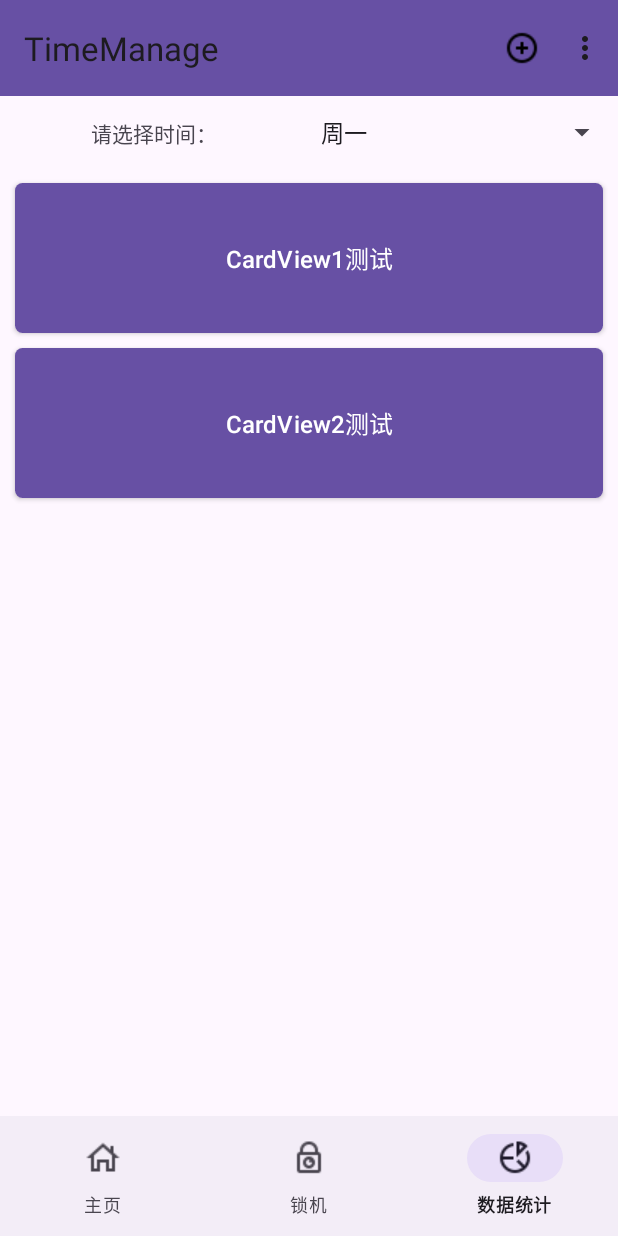
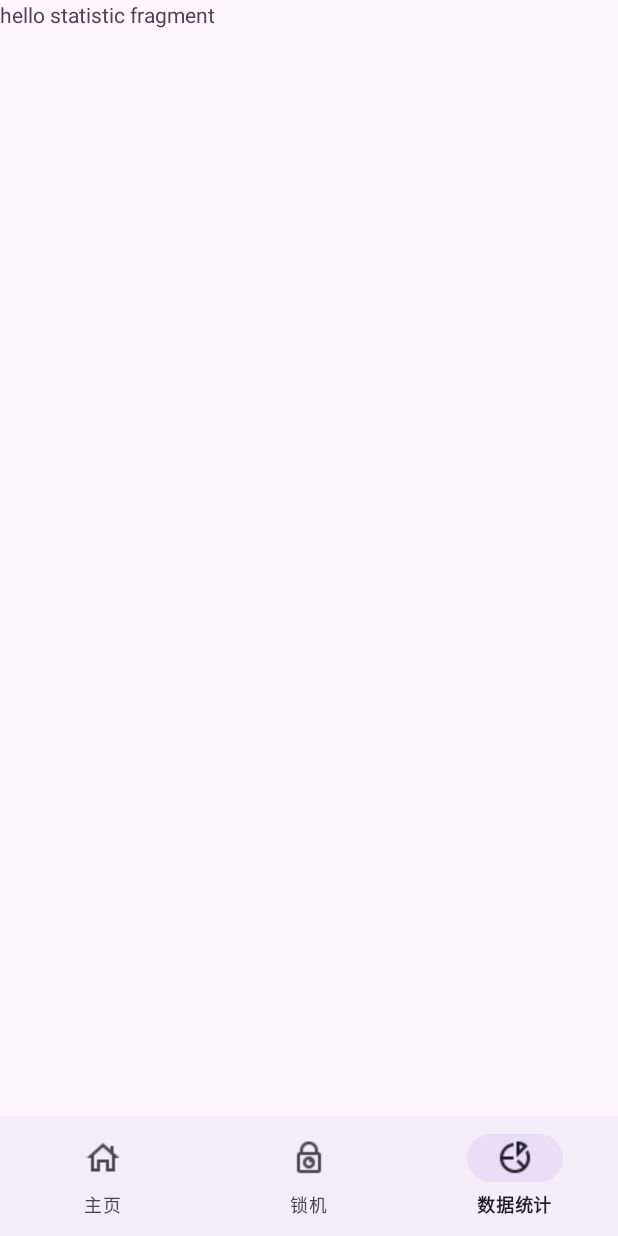
Before and after one commit to xv2ccx2/TimeManagement, an Android app: the screen it shows after launch (MainActivity), item 3 of the bottom bar chosen, on a phone screen of 412 x 824 dp. Run offline under Robolectric (Android 15) with nearby library versions, the phone set to English and light mode, and no system bars.

Commit message:
加入了fragemnt

```diff
--- /dev/null
+++ b/app/src/main/java/com/example/timemanage/LockFragment.java
@@ -0,0 +1,64 @@
+package com.example.timemanage;
+
+import android.os.Bundle;
+
+import androidx.fragment.app.Fragment;
+
+import android.view.LayoutInflater;
+import android.view.View;
+import android.view.ViewGroup;
+
+/**
+ * A simple {@link Fragment} subclass.
+ * Use the {@link LockFragment#newInstance} factory method to
+ * create an instance of this fragment.
+ */
+public class LockFragment extends Fragment {
+
+    // TODO: Rename parameter arguments, choose names that match
+    // the fragment initialization parameters, e.g. ARG_ITEM_NUMBER
+    private static final String ARG_PARAM1 = "param1";
+    private static final String ARG_PARAM2 = "param2";
+
+    // TODO: Rename and change types of parameters
+    private String mParam1;
+    private String mParam2;
+
+    public LockFragment() {
+        // Required empty public constructor
+    }
+
+    /**
+     * Use this factory method to create a new instance of
+     * this fragment using the provided parameters.
+     *
+     * @param param1 Parameter 1.
+     * @param param2 Parameter 2.
+     * @return A new instance of fragment LockFragment.
+     */
+    // TODO: Rename and change types and number of parameters
+    public static LockFragment newInstance(String param1, String param2) {
+        LockFragment fragment = new LockFragment();
+        Bundle args = new Bundle();
+        args.putString(ARG_PARAM1, param1);
+        args.putString(ARG_PARAM2, param2);
+        fragment.setArguments(args);
+        return fragment;
+    }
+
+    @Override
+    public void onCreate(Bundle savedInstanceState) {
+        super.onCreate(savedInstanceState);
+        if (getArguments() != null) {
+            mParam1 = getArguments().getString(ARG_PARAM1);
+            mParam2 = getArguments().getString(ARG_PARAM2);
+        }
+    }
+
+    @Override
+    public View onCreateView(LayoutInflater inflater, ViewGroup container,
+                             Bundle savedInstanceState) {
+        // Inflate the layout for this fragment
+        return inflater.inflate(R.layout.fragment_lock, container, false);
+    }
+}
--- a/app/src/main/java/com/example/timemanage/MainActivity.java
+++ b/app/src/main/java/com/example/timemanage/MainActivity.java
@@ -1,9 +1,11 @@
 package com.example.timemanage;
 
+import androidx.annotation.NonNull;
 import androidx.appcompat.app.AlertDialog;
 import androidx.appcompat.app.AppCompatActivity;
 
 import android.content.DialogInterface;
+import android.content.Intent;
 import android.os.Bundle;
 import android.view.LayoutInflater;
 import android.view.Menu;
@@ -13,10 +15,21 @@ import android.widget.ArrayAdapter;
 import android.widget.Spinner;
 import android.widget.Toast;
 import androidx.appcompat.widget.Toolbar;
+import androidx.fragment.app.Fragment;
+import androidx.fragment.app.FragmentManager;
+import androidx.fragment.app.FragmentTransaction;
+
+import com.google.android.material.bottomnavigation.BottomNavigationItemView;
+import com.google.android.material.bottomnavigation.BottomNavigationView;
+import com.google.android.material.navigation.NavigationBarView;
 
 import java.util.ArrayList;
+import java.util.zip.Inflater;
 
 public class MainActivity extends AppCompatActivity {
+    private Fragment fragment_main;
+    private Fragment fragment_lock;
+    private Fragment fragment_statistic;
     public void createAddDialog() {
         //创建 一个提示对话框的构造者对象
         AlertDialog.Builder builder = new AlertDialog.Builder(this);
@@ -86,21 +99,33 @@ public class MainActivity extends AppCompatActivity {
     protected void onCreate(Bundle savedInstanceState) {
         super.onCreate(savedInstanceState);
         setContentView(R.layout.activity_main);
-        Toolbar toolbar = (Toolbar) findViewById(R.id.toolbar);
-        setSupportActionBar(toolbar);
-        Spinner spinner = (Spinner) findViewById(R.id.spinner);
-        ArrayList<String> arrayList = new ArrayList<>();
-        arrayList.add("周一");
-        arrayList.add("周二");
-        arrayList.add("周三");
-        arrayList.add("周四");
-        arrayList.add("周五");
-        arrayList.add("周六");
-        arrayList.add("周日");
-        ArrayAdapter<String> arrayAdapter = new ArrayAdapter<>(this, androidx.appcompat.R.layout.support_simple_spinner_dropdown_item,arrayList);
-        spinner.setAdapter(arrayAdapter);
-
-
+        FragmentManager fragmentManager = getSupportFragmentManager();
+        FragmentTransaction fragmentTransaction = fragmentManager.beginTransaction();
+        fragment_main = new MainFragment();
+        fragment_lock = new LockFragment();
+        fragment_statistic = new StatisticFragment();
+        fragmentTransaction.add(R.id.fragment_layout,fragment_main);
+        fragmentTransaction.commit();
+        BottomNavigationView bottomNavigationItemView = findViewById(R.id.bottomnavigation);
+        bottomNavigationItemView.setOnItemSelectedListener(new NavigationBarView.OnItemSelectedListener() {
+            @Override
+            public boolean onNavigationItemSelected(@NonNull MenuItem menuItem) {
+                FragmentTransaction fragmentTransaction = getSupportFragmentManager().beginTransaction();
+                switch (menuItem.getItemId()){
+                    case R.id.item_tab1:
+                        fragmentTransaction.replace(R.id.fragment_layout,  fragment_main);
+                        break;
+                    case R.id.item_tab2:
+                        fragmentTransaction.replace(R.id.fragment_layout, fragment_lock);
+                        break;
+                    case R.id.item_tab3:
+                        fragmentTransaction.replace(R.id.fragment_layout, fragment_statistic);
+                        break;
+                }
+                fragmentTransaction.commit();
+                return true;
+            }
+        });
 
     }
 
--- /dev/null
+++ b/app/src/main/java/com/example/timemanage/MainFragment.java
@@ -0,0 +1,72 @@
+package com.example.timemanage;
+
+import android.os.Bundle;
+
+import androidx.fragment.app.Fragment;
+
+import android.view.LayoutInflater;
+import android.view.View;
+import android.view.ViewGroup;
+import android.widget.ArrayAdapter;
+import android.widget.Spinner;
+
+import java.util.ArrayList;
+import java.util.zip.Inflater;
+
+/**
+ * A simple {@link Fragment} subclass.
+ * Use the {@link MainFragment#newInstance} factory method to
+ * create an instance of this fragment.
+ */
+public class MainFragment extends Fragment {
+
+    // TODO: Rename parameter arguments, choose names that match
+    // the fragment initialization parameters, e.g. ARG_ITEM_NUMBER
+    private static final String ARG_PARAM1 = "param1";
+    private static final String ARG_PARAM2 = "param2";
+
+    // TODO: Rename and change types of parameters
+    private String mParam1;
+    private String mParam2;
+
+    private View root;
+    private Spinner spinner;
+
+    public MainFragment() {
+        // Required empty public constructor
+    }
+
+    /**
+     * Use this factory method to create a new instance of
+     * this fragment using the provided parameters.
+     *
+     * @param param1 Parameter 1.
+     * @param param2 Parameter 2.
+     * @return A new instance of fragment MainFragment.
+     */
+    // TODO: Rename and change types and number of parameters
+    public static MainFragment newInstance(String param1, String param2) {
+        MainFragment fragment = new MainFragment();
+        Bundle args = new Bundle();
+        args.putString(ARG_PARAM1, param1);
+        args.putString(ARG_PARAM2, param2);
+        fragment.setArguments(args);
+        return fragment;
+    }
+
+    @Override
+    public void onCreate(Bundle savedInstanceState) {
+        super.onCreate(savedInstanceState);
+        if (getArguments() != null) {
+            mParam1 = getArguments().getString(ARG_PARAM1);
+            mParam2 = getArguments().getString(ARG_PARAM2);
+        }
+    }
+
+    @Override
+    public View onCreateView(LayoutInflater inflater, ViewGroup container,
+                             Bundle savedInstanceState) {
+        return inflater.inflate(R.layout.fragment_main, container, false);
+
+    }
+}
--- /dev/null
+++ b/app/src/main/java/com/example/timemanage/StatisticFragment.java
@@ -0,0 +1,64 @@
+package com.example.timemanage;
+
+import android.os.Bundle;
+
+import androidx.fragment.app.Fragment;
+
+import android.view.LayoutInflater;
+import android.view.View;
+import android.view.ViewGroup;
+
+/**
+ * A simple {@link Fragment} subclass.
+ * Use the {@link StatisticFragment#newInstance} factory method to
+ * create an instance of this fragment.
+ */
+public class StatisticFragment extends Fragment {
+
+    // TODO: Rename parameter arguments, choose names that match
+    // the fragment initialization parameters, e.g. ARG_ITEM_NUMBER
+    private static final String ARG_PARAM1 = "param1";
+    private static final String ARG_PARAM2 = "param2";
+
+    // TODO: Rename and change types of parameters
+    private String mParam1;
+    private String mParam2;
+
+    public StatisticFragment() {
+        // Required empty public constructor
+    }
+
+    /**
+     * Use this factory method to create a new instance of
+     * this fragment using the provided parameters.
+     *
+     * @param param1 Parameter 1.
+     * @param param2 Parameter 2.
+     * @return A new instance of fragment StatisticFragment.
+     */
+    // TODO: Rename and change types and number of parameters
+    public static StatisticFragment newInstance(String param1, String param2) {
+        StatisticFragment fragment = new StatisticFragment();
+        Bundle args = new Bundle();
+        args.putString(ARG_PARAM1, param1);
+        args.putString(ARG_PARAM2, param2);
+        fragment.setArguments(args);
+        return fragment;
+    }
+
+    @Override
+    public void onCreate(Bundle savedInstanceState) {
+        super.onCreate(savedInstanceState);
+        if (getArguments() != null) {
+            mParam1 = getArguments().getString(ARG_PARAM1);
+            mParam2 = getArguments().getString(ARG_PARAM2);
+        }
+    }
+
+    @Override
+    public View onCreateView(LayoutInflater inflater, ViewGroup container,
+                             Bundle savedInstanceState) {
+        // Inflate the layout for this fragment
+        return inflater.inflate(R.layout.fragment_statistic, container, false);
+    }
+}
--- a/app/src/main/res/layout/activity_main.xml
+++ b/app/src/main/res/layout/activity_main.xml
@@ -6,91 +6,15 @@
     android:layout_height="match_parent"
     android:orientation="vertical"
     tools:context=".MainActivity">
-
-    <androidx.appcompat.widget.Toolbar
-        android:id="@+id/toolbar"
+    <FrameLayout
         android:layout_width="match_parent"
         android:layout_height="wrap_content"
-        app:title=""
-        android:background="?attr/colorPrimary"
-        android:minHeight="?attr/actionBarSize"
-        android:theme="?attr/actionBarTheme"
-        app:menu="@menu/toolbar_menu"
-        app:popupTheme="@style/OverflowMenuStyle"
-        >
-    </androidx.appcompat.widget.Toolbar>
-
-    <LinearLayout
-        android:layout_width="match_parent"
-        android:layout_height="wrap_content"
-        android:orientation="horizontal"
-        >
-        <TextView
-            android:layout_width="0dp"
-            android:layout_weight="1"
-            android:layout_height="wrap_content"
-            android:gravity="center"
-            android:text="请选择时间："
-            />
-        <Spinner
-            android:id="@+id/spinner"
-            android:layout_width="0dp"
-            android:layout_weight="1"
-            android:layout_height="wrap_content"
-            />
-    </LinearLayout>
-
-
+        android:id="@+id/fragment_layout"
+        />
 
     <RelativeLayout
         android:layout_width="match_parent"
         android:layout_height="match_parent">
-        <androidx.cardview.widget.CardView
-            android:id="@+id/card_view_one"
-            android:layout_width="match_parent"
-            android:layout_height="100dp"
-            android:layout_gravity="center"
-            android:layout_marginLeft="10dp"
-            android:layout_marginRight="10dp"
-            android:layout_marginTop="10dp"
-            app:cardCornerRadius="5dp"
-            >
-            <Button
-                android:id="@+id/info_text_one"
-                android:layout_width="match_parent"
-                android:layout_height="match_parent"
-                android:gravity="center"
-                android:text="CardView1测试"
-                android:background="#7CCD7C"
-                android:textSize="16sp" />
-        </androidx.cardview.widget.CardView>
-        <androidx.cardview.widget.CardView
-            android:id="@+id/card_view_two"
-            android:layout_width="match_parent"
-            android:layout_height="100dp"
-            android:layout_gravity="center"
-            android:layout_marginLeft="10dp"
-            android:layout_marginRight="10dp"
-            android:layout_marginTop="10dp"
-            android:layout_below="@id/card_view_one"
-            app:cardCornerRadius="5dp"
-            >
-            <Button
-                android:id="@+id/info_text_two"
-                android:layout_width="match_parent"
-                android:layout_height="match_parent"
-                android:gravity="center"
-                android:text="CardView2测试"
-                android:background="#7CCD7C"
-                android:textSize="16sp" />
-        </androidx.cardview.widget.CardView>
-
-
-
-
-
-
-
         <com.google.android.material.bottomnavigation.BottomNavigationView
             android:id="@+id/bottomnavigation"
             android:layout_width="match_parent"
@@ -99,17 +23,5 @@
             android:layout_alignParentBottom="true"
             app:labelVisibilityMode="labeled"
             />
-
-        <androidx.cardview.widget.CardView
-            android:layout_width="match_parent"
-            android:layout_height="wrap_content" />
-
     </RelativeLayout>
-
-
-
-
-
-
-
 </LinearLayout>
--- /dev/null
+++ b/app/src/main/res/layout/fragment_statistic.xml
@@ -0,0 +1,14 @@
+<?xml version="1.0" encoding="utf-8"?>
+<FrameLayout xmlns:android="http://schemas.android.com/apk/res/android"
+    xmlns:tools="http://schemas.android.com/tools"
+    android:layout_width="match_parent"
+    android:layout_height="match_parent"
+    tools:context=".StatisticFragment">
+
+    <!-- TODO: Update blank fragment layout -->
+    <TextView
+        android:layout_width="match_parent"
+        android:layout_height="match_parent"
+        android:text="hello statistic fragment" />
+
+</FrameLayout>
```
Also changed, not shown: app/build.gradle.kts (+4 -3 lines), app/src/main/AndroidManifest.xml (+7 -1 lines), app/src/main/res/layout/fragment_lock.xml (added, +14 -0 lines), app/src/main/res/layout/fragment_main.xml (added, +47 -0 lines), app/src/main/res/values/strings.xml (+11 -0 lines).
